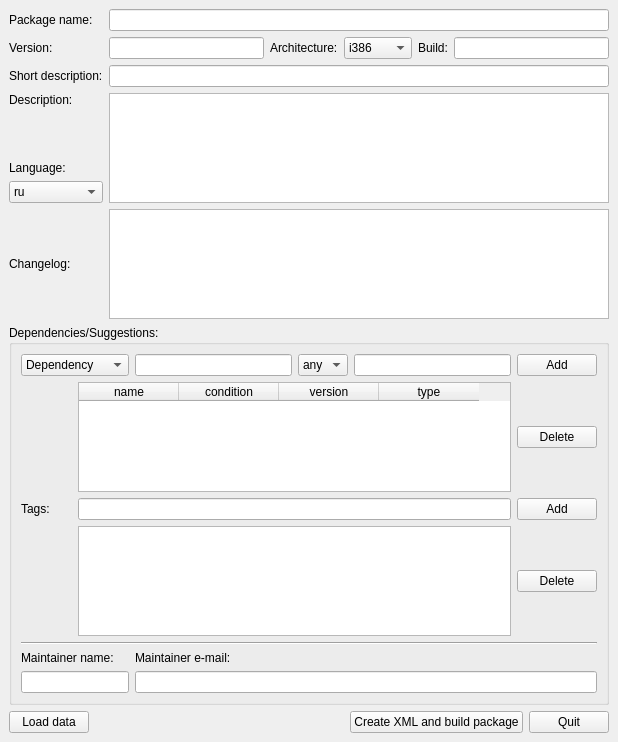
First picture: the form in mpkg/packagebuilder/package_builder.ui, repository BackupTheBerlios/mops, before the edit.
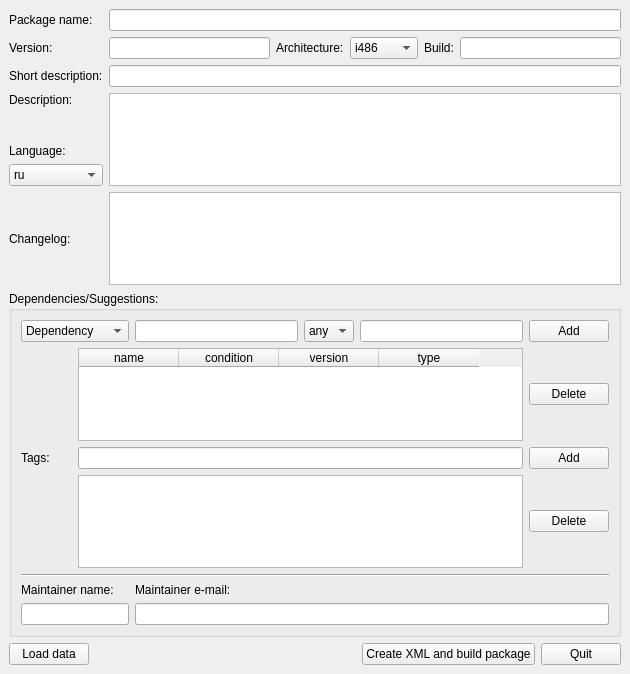
Second picture: the form after the edit.

```diff
--- a/mpkg/packagebuilder/package_builder.ui
+++ b/mpkg/packagebuilder/package_builder.ui
@@ -5,8 +5,8 @@
    <rect>
     <x>0</x>
     <y>0</y>
-    <width>618</width>
-    <height>742</height>
+    <width>630</width>
+    <height>674</height>
    </rect>
   </property>
   <property name="windowTitle" >
@@ -128,11 +128,6 @@
        </item>
        <item>
         <widget class="QComboBox" name="ArchComboBox" >
-         <item>
-          <property name="text" >
-           <string>i386</string>
-          </property>
-         </item>
          <item>
           <property name="text" >
            <string>i486</string>
@@ -332,9 +327,18 @@
           <verstretch>0</verstretch>
          </sizepolicy>
         </property>
+        <property name="alternatingRowColors" >
+         <bool>true</bool>
+        </property>
         <property name="selectionBehavior" >
          <enum>QAbstractItemView::SelectRows</enum>
         </property>
+        <property name="gridStyle" >
+         <enum>Qt::SolidLine</enum>
+        </property>
+        <property name="sortingEnabled" >
+         <bool>true</bool>
+        </property>
         <column>
          <property name="text" >
           <string>name</string>
```
Left out of the diff: 10 changed lines with no effect on the pictures.
